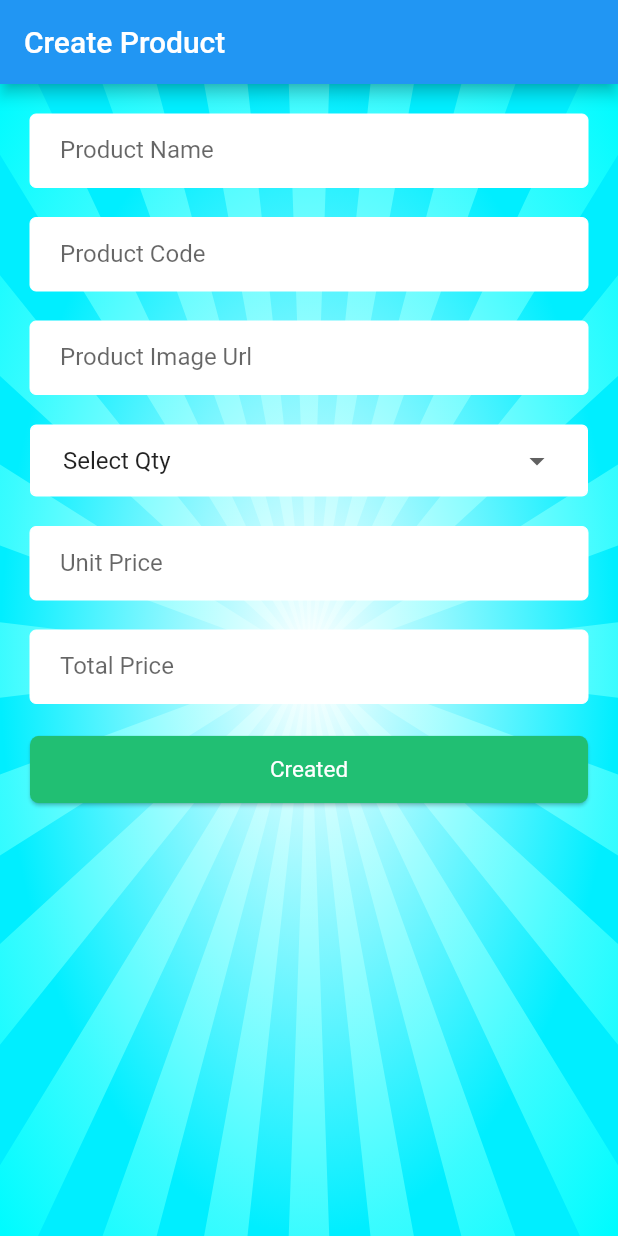
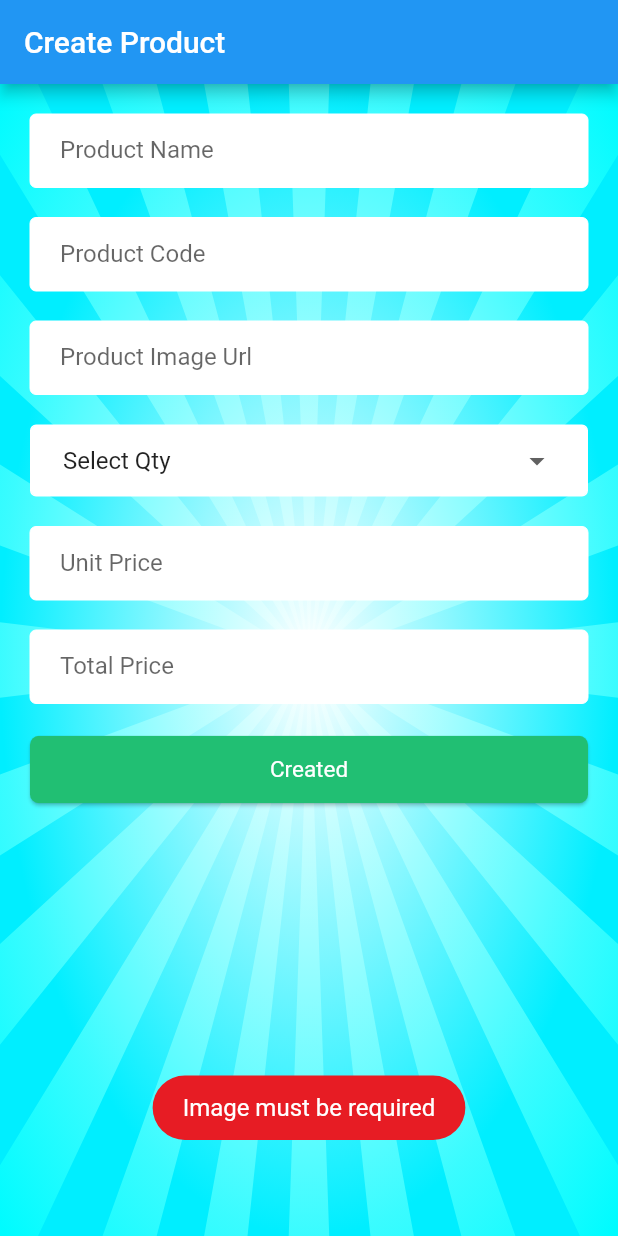
Before and after one commit to fakhruddin07/crud_with_rest_api_in_flutter, a Flutter app: the screen it shows after launch, after a tap on "Created", on a phone screen of 412 x 824 dp. Run offline on Flutter 3.47's test engine with Material 2 defaults, Android fonts, the phone set to English and light mode, and no system bars; our stand-ins replace flutter_svg, fluttertoast.

```diff
--- a/lib/Screen/product_create_screen.dart
+++ b/lib/Screen/product_create_screen.dart
@@ -9,21 +9,42 @@ class ProductCreateScreen extends StatefulWidget {
 }
 
 class _ProductCreateScreenState extends State<ProductCreateScreen> {
-
   Map<String, String> formValues = {
-    "Img":"",
-    "ProductCode":"",
-    "ProductName":"",
-    "Qty":"",
-    "TotalPrice":"",
-    "UnitPrice":""
+    "Img": "",
+    "ProductCode": "",
+    "ProductName": "",
+    "Qty": "",
+    "TotalPrice": "",
+    "UnitPrice": ""
   };
 
-  inputOnChange(productKey, productValue){
+  inputOnChange(productKey, productValue) {
     formValues.update(productKey, (value) => productValue);
-    if(mounted){
+    if (mounted) {
       setState(() {});
     }
+  }
+
+  formOnSubmit() {
+    if (formValues["Img"]!.trim().isEmpty) {
+      errorToast("Image must be required");
+    }
+    else if (formValues["ProductCode"]!.trim().isEmpty) {
+      errorToast("Product Code must be required");
+    }
+    else if (formValues["ProductName"]!.trim().isEmpty) {
+      errorToast("Product Name must be required");
+    }
+    else if (formValues["Qty"]!.trim().isEmpty) {
+      errorToast("Product Qty must be required");
+    }
+    else if (formValues["TotalPrice"]!.trim().isEmpty) {
+      errorToast("Total Price must be required");
+    }
+    else if (formValues["UnitPrice"]!.trim().isEmpty) {
+      errorToast("Unit Price must be required");
+    }
+    else{}
   }
 
   @override
@@ -108,11 +129,12 @@ class _ProductCreateScreenState extends State<ProductCreateScreen> {
                     decoration: appInputDecoration("Total Price"),
                   ),
                   const SizedBox(height: 20),
-
                   Container(
                     child: ElevatedButton(
                       style: appButtonStyle(),
-                      onPressed: () {},
+                      onPressed: () {
+                        formOnSubmit();
+                      },
                       child: buttonChild("Created"),
                     ),
                   )
--- a/lib/Style/style.dart
+++ b/lib/Style/style.dart
@@ -1,5 +1,6 @@
 import 'package:flutter/material.dart';
 import 'package:flutter_svg/svg.dart';
+import 'package:fluttertoast/fluttertoast.dart';
 
 const colorRed = Color.fromRGBO(231, 28, 36, 1);
 const colorGreen = Color.fromRGBO(33, 191, 115, 1);
@@ -70,3 +71,27 @@ Ink buttonChild(buttonText) {
     ),
   );
 }
+
+void errorToast(msg){
+  Fluttertoast.showToast(
+      msg: msg,
+      toastLength: Toast.LENGTH_SHORT,
+      gravity: ToastGravity.BOTTOM,
+      timeInSecForIosWeb: 1,
+      backgroundColor: colorRed,
+      textColor: colorWhite,
+      fontSize: 16.0
+  );
+}
+
+void successToast(msg){
+  Fluttertoast.showToast(
+      msg: msg,
+      toastLength: Toast.LENGTH_SHORT,
+      gravity: ToastGravity.BOTTOM,
+      timeInSecForIosWeb: 1,
+      backgroundColor: colorGreen,
+      textColor: colorWhite,
+      fontSize: 16.0
+  );
+}
--- a/pubspec.yaml
+++ b/pubspec.yaml
@@ -33,6 +33,7 @@ dependencies:
   cupertino_icons: ^1.0.2
   http: ^1.1.0
   flutter_svg: ^2.0.7
+  fluttertoast: ^8.2.2
 
 dev_dependencies:
   flutter_test:
```
Also changed, not shown: lib/RESTAPI/rest_client.dart (+11 -0 lines), pubspec.lock.
